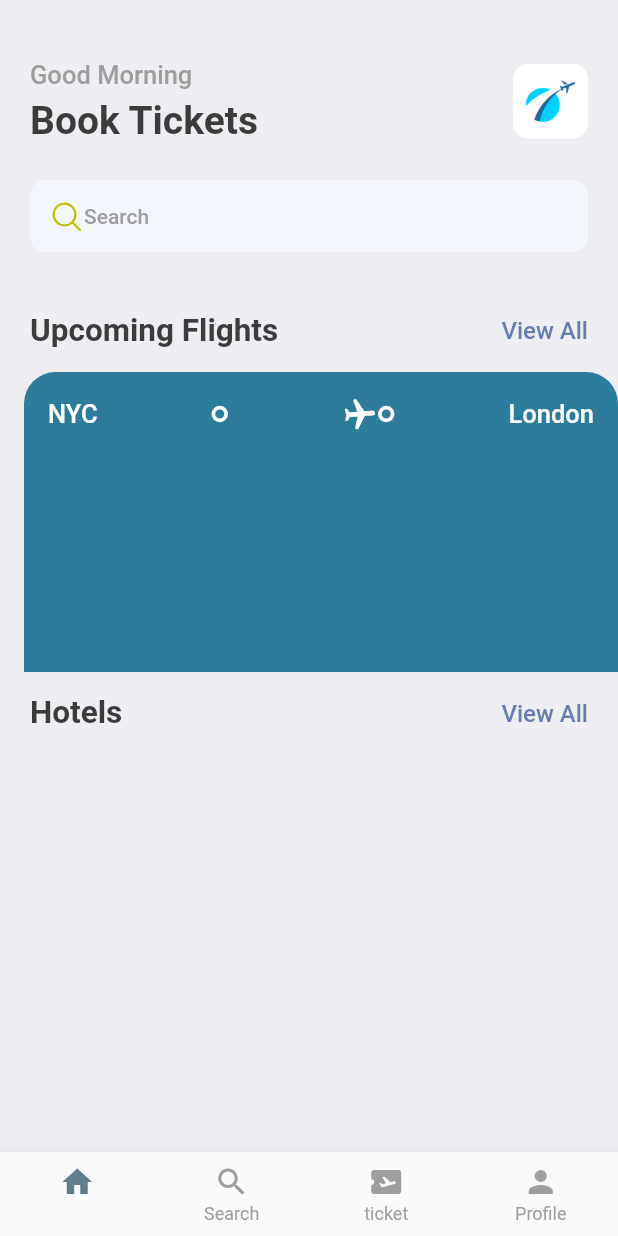
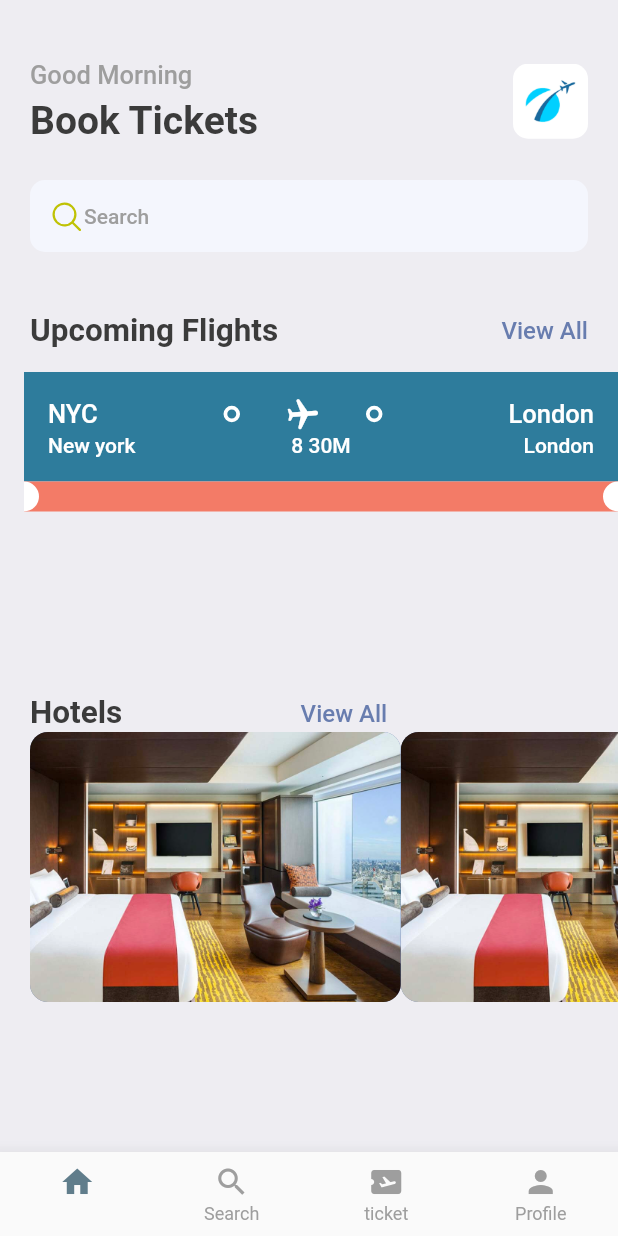
Before and after one commit to LOREYLOLIM/flutter-airticket_app, a Flutter app: the screen it shows after launch, on a phone screen of 412 x 824 dp. Run offline on Flutter 3.47's test engine with Material 2 defaults, Android fonts, the phone set to English and light mode, and no system bars; our stand-ins replace fluentui_icons, gap.

Commit message:
new update

```diff
--- a/lib/screens/home_screen.dart
+++ b/lib/screens/home_screen.dart
@@ -1,6 +1,7 @@
 import 'package:fluentui_icons/fluentui_icons.dart';
 import 'package:flutter/material.dart';
 import 'package:gap/gap.dart';
+import 'package:ticket/screens/hotel_screen.dart';
 import 'package:ticket/screens/ticket_view.dart';
 import 'package:ticket/utils/app_styles.dart';
 
@@ -108,10 +109,23 @@ class HomeScreen extends StatelessWidget {
                   child: Text("View All",
                       style: Styles.textStyle
                           .copyWith(color: Styles.primaryColor)),
-                )
+                ),
+                const Gap(15),
               ],
             ),
-          )
+          ),
+          SingleChildScrollView(
+            scrollDirection: Axis.horizontal,
+            padding: const EdgeInsets.only(left: 20),
+            child: Row(
+              children: [
+                HotelScreen(),
+                HotelScreen(),
+                HotelScreen(),
+                HotelScreen(),
+              ],
+            ),
+          ),
         ],
       ),
     );
--- a/lib/screens/hotel_screen.dart
+++ b/lib/screens/hotel_screen.dart
@@ -9,15 +9,17 @@ class HotelScreen extends StatelessWidget {
   Widget build(BuildContext context) {
     final size = AppLayout.getSize(context);
     return Container(
-      width: size * 0.6,
+      width: size.width * 0.6,
       height: 350,
       child: Column(
         children: [
           Container(
             height: 180,
             decoration: BoxDecoration(
+              borderRadius: BorderRadius.circular(12),
                 color: Styles.primaryColor,
                 image: DecorationImage(
+                  fit: BoxFit.cover,
                   image: AssetImage("assets/images/one.png"),
                 )),
           )
--- a/lib/screens/ticket_view.dart
+++ b/lib/screens/ticket_view.dart
@@ -1,4 +1,5 @@
 import 'package:flutter/material.dart';
+import 'package:gap/gap.dart';
 import 'package:ticket/utils/app_layout.dart';
 import 'package:ticket/utils/app_styles.dart';
 import 'package:ticket/widgets/ticktet_container.dart';
@@ -14,15 +15,16 @@ class TicketView extends StatelessWidget {
       height: 200,
       child: Container(
         decoration: const BoxDecoration(
-            color: Color(0xff5267799),
           borderRadius: BorderRadius.only(
             topLeft: Radius.circular(21),
             topRight: Radius.circular(21),
-            )),
+          ),
+        ),
         margin: const EdgeInsets.only(left: 16),
         child: Column(
           children: [
             Container(
+              color: const Color(0xff5267799),
               padding: const EdgeInsets.all(16),
               child: Column(
                 children: [
@@ -36,14 +38,16 @@ class TicketView extends StatelessWidget {
                       const Spacer(),
                       ThickContainer(),
                       Expanded(
-                          child: Container(
+                          child: Stack(children: [
+                        SizedBox(
                           height: 24,
                           child: LayoutBuilder(
                             builder: (BuildContext context,
                                 BoxConstraints constraints) {
                               return Flex(
                                 direction: Axis.horizontal,
-                              mainAxisAlignment: MainAxisAlignment.spaceBetween,
+                                mainAxisAlignment:
+                                    MainAxisAlignment.spaceBetween,
                                 children: List.generate(
                                   (constraints.constrainWidth() / 6).floor(),
                                   (index) => SizedBox(
@@ -56,14 +60,17 @@ class TicketView extends StatelessWidget {
                               );
                             },
                           ),
-                      )),
-                      Transform.rotate(
+                        ),
+                        Center(
+                          child: Transform.rotate(
                             angle: 1.5,
                             child: Icon(
                               Icons.local_airport_rounded,
                               color: Colors.white,
                             ),
                           ),
+                        ),
+                      ])),
                       ThickContainer(),
                       const Spacer(),
                       Text(
@@ -72,10 +79,69 @@ class TicketView extends StatelessWidget {
                             Styles.headLineStyle3.copyWith(color: Colors.white),
                       )
                     ],
+                  ),
+                  const Gap(1),
+                  Row(
+                    mainAxisAlignment: MainAxisAlignment.spaceBetween,
+                    children: [
+                      SizedBox(
+                        width: 100,
+                        child: Text('New york',
+                            style: Styles.headLineStyle4
+                                .copyWith(color: Colors.white)),
+                      ),
+                      Text(
+                        "8 30M",
+                        style:
+                            Styles.headLineStyle4.copyWith(color: Colors.white),
+                      ),
+                      SizedBox(
+                        width: 100,
+                        child: Text('London',
+                            textAlign: TextAlign.end,
+                            style: Styles.headLineStyle4
+                                .copyWith(color: Colors.white)),
+                      ),
+                    ],
+                  ),
+                ],
+              ),
+            ),
+            Container(
+              color: Styles.orangeColor,
+              child: Row(
+                children: [
+                  SizedBox(
+                    height: 20,
+                    width: 10,
+                    child: DecoratedBox(
+                        decoration: BoxDecoration(
+                            color: Colors.white,
+                            borderRadius: BorderRadius.only(
+                                topRight: Radius.circular(10),
+                                bottomRight: Radius.circular(10)))),
+                  ),
+                  Expanded(child: Container()),
+                  SizedBox(
+                    height: 20,
+                    width: 10,
+                    child: DecoratedBox(
+                        decoration: BoxDecoration(
+                            color: Colors.white,
+                            borderRadius: BorderRadius.only(
+                                topLeft: Radius.circular(10),
+                                bottomLeft: Radius.circular(10)))),
                   )
                 ],
               ),
-            )
+            ),
+            Container(
+                decoration: const BoxDecoration(
+                  borderRadius: BorderRadius.only(
+                      topLeft: Radius.circular(21),
+                      topRight: Radius.circular(21)),
+                ),
+                padding: const EdgeInsets.all(16)),
           ],
         ),
       ),
--- a/lib/utils/app_styles.dart
+++ b/lib/utils/app_styles.dart
@@ -6,7 +6,7 @@ class Styles {
   static Color primaryColor = primary;
   static Color textColor = const Color(0xFF3b3b3b);
   static Color bgColor = const Color(0xFFeeedf2);
-  static Color orangeColor = const Color(0xFF526799);
+  static Color orangeColor = const Color(0xFFF37B67);
   static TextStyle textStyle =
       TextStyle(fontSize: 16, color: textColor, fontWeight: FontWeight.w500);
   static TextStyle headLineStyle =
```
Lines whose indentation alone changed are shown as unchanged.
